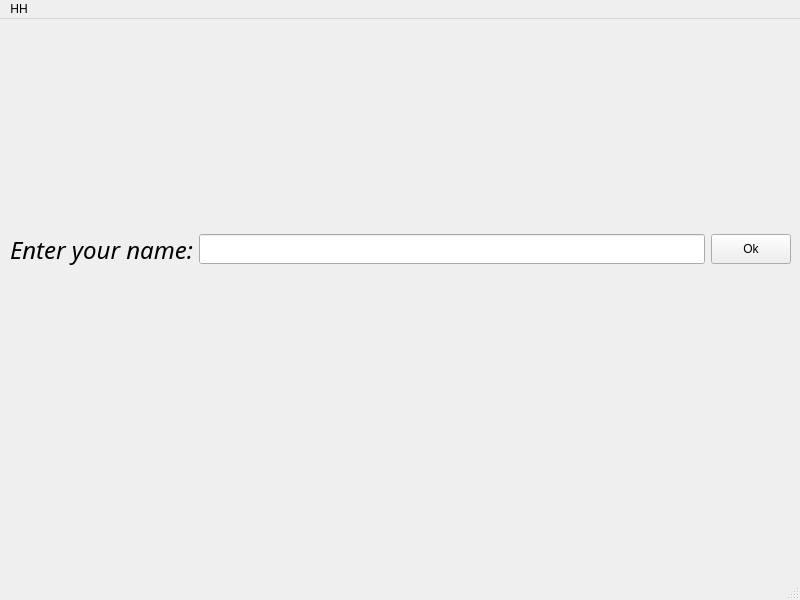
Old version of the form qt/main_window/mainwindow.ui in the repository saptded/stream_platform.
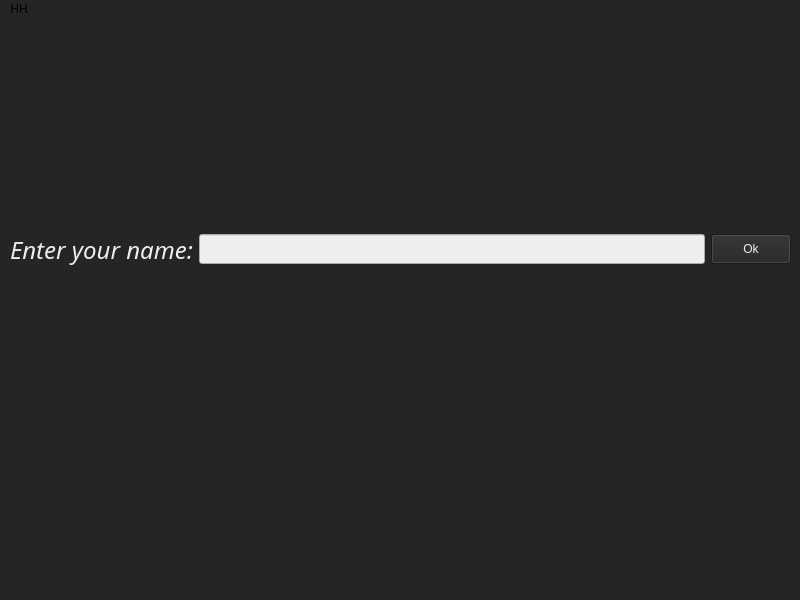
New version of the form.

Diff of the .ui file:
```diff
--- a/qt/main_window/mainwindow.ui
+++ b/qt/main_window/mainwindow.ui
@@ -19,6 +19,9 @@
   <property name="windowTitle">
    <string>MainWindow</string>
   </property>
+  <property name="styleSheet">
+   <string notr="true">background-color: rgb(39, 36, 36)</string>
+  </property>
   <widget class="QWidget" name="centralwidget">
    <widget class="QWidget" name="horizontalLayoutWidget">
     <property name="geometry">
@@ -45,6 +48,9 @@
          <italic>true</italic>
         </font>
        </property>
+       <property name="styleSheet">
+        <string notr="true">color: rgb(238, 238, 236)</string>
+       </property>
        <property name="text">
         <string>Enter your name:</string>
        </property>
@@ -65,6 +71,9 @@
          <italic>true</italic>
         </font>
        </property>
+       <property name="styleSheet">
+        <string notr="true">background-color: rgb(238, 238, 236)</string>
+       </property>
       </widget>
      </item>
      <item>
@@ -75,6 +84,9 @@
          <height>30</height>
         </size>
        </property>
+       <property name="styleSheet">
+        <string notr="true">color: rgb(238, 238, 236)</string>
+       </property>
        <property name="text">
         <string>Ok</string>
        </property>
```
